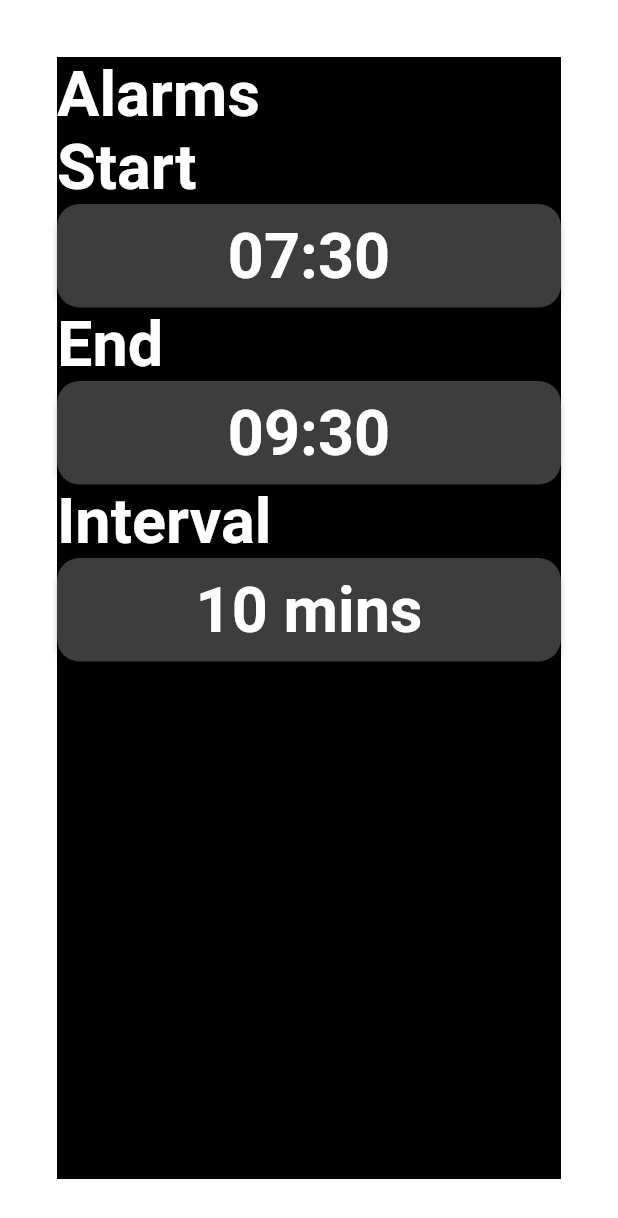
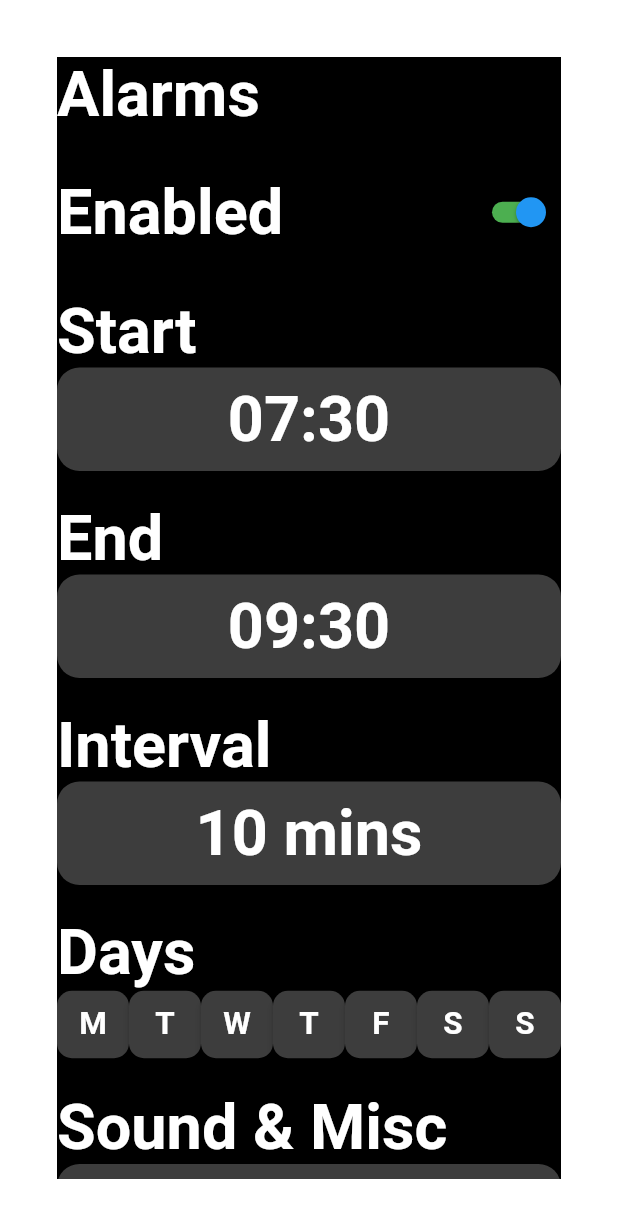
Before and after one commit to 9oelM/alarms-flutter, a Flutter app: the screen it shows after launch, on a phone screen of 412 x 824 dp. Shown: the top 1218 px of the screen. Run offline on Flutter 3.47's test engine with Material 2 defaults, Android fonts, the phone set to English and light mode, and no system bars.

Commit message:
ADD: more layouts, components and pages

```diff
--- a/lib/Components/Multi/ItemWithHeader/index.dart
+++ b/lib/Components/Multi/ItemWithHeader/index.dart
@@ -1,8 +1,8 @@
 import 'package:alarms_flutter/Components/Single/BasicText/index.dart';
 import 'package:flutter/widgets.dart';
 
-class ItemWidthHeader extends StatelessWidget {
-  const ItemWidthHeader(this.data, this.item) : super();
+class ItemWithHeader extends StatelessWidget {
+  const ItemWithHeader(this.data, this.item) : super();
   final String data;
   final Widget item;
   @override
--- /dev/null
+++ b/lib/Components/Multi/SwitchWithHeader/index.dart
@@ -0,0 +1,29 @@
+import 'package:alarms_flutter/Components/Single/BasicText/index.dart';
+import 'package:flutter/material.dart';
+import 'package:flutter/widgets.dart';
+
+class SwitchWithHeader extends StatelessWidget {
+  const SwitchWithHeader(this.data,
+      {@required this.value, @required this.onChanged})
+      : super();
+  final String data;
+  final bool value;
+  final ValueChanged<bool> onChanged;
+
+  @override
+  Widget build(BuildContext context) {
+    return Row(mainAxisAlignment: MainAxisAlignment.spaceBetween, children: [
+      BasicText(data),
+      Material(
+          color: Colors.black,
+          child: Switch(
+            onChanged: onChanged,
+            value: value,
+            activeColor: Colors.blue,
+            activeTrackColor: Colors.green,
+            inactiveThumbColor: Colors.black,
+            inactiveTrackColor: Colors.red,
+          )),
+    ]);
+  }
+}
--- a/lib/Components/Single/BasicText/index.dart
+++ b/lib/Components/Single/BasicText/index.dart
@@ -4,8 +4,9 @@ import 'package:flutter/widgets.dart';
 import 'package:provider/provider.dart';
 
 class BasicText extends StatelessWidget {
-  const BasicText(this.data) : super();
+  const BasicText(this.data, {this.fontSize = 42}) : super();
   final String data;
+  final double fontSize;
 
   @override
   Widget build(BuildContext context) {
@@ -15,7 +16,7 @@ class BasicText extends StatelessWidget {
         textAlign: TextAlign.center,
         maxLines: 1,
         style: TextStyle(
-          fontSize: 42,
+          fontSize: this.fontSize,
           fontWeight: FontWeight.bold,
           color: getColorAtLevel(!darkMode.isDarkMode, ColorLevels.ONE),
           decoration: TextDecoration.none,
--- /dev/null
+++ b/lib/Components/Single/SmallButton/index.dart
@@ -0,0 +1,24 @@
+import 'package:alarms_flutter/Components/Single/BasicText/index.dart';
+import 'package:alarms_flutter/util/colors.dart';
+import 'package:flutter/material.dart';
+import 'package:flutter/widgets.dart';
+
+class SmallButton extends StatelessWidget {
+  const SmallButton(this.data, {@required this.onPressed}) : super();
+  final String data;
+  final GestureTapCallback onPressed;
+  @override
+  Widget build(BuildContext context) {
+    return RawMaterialButton(
+        padding: EdgeInsets.all(10),
+        fillColor: getColorAtLevel(false, ColorLevels.SEVEN),
+        splashColor: getColorAtLevel(false, ColorLevels.SIX),
+        child: BasicText(
+          data,
+          fontSize: 21,
+        ),
+        onPressed: onPressed,
+        shape: RoundedRectangleBorder(
+            borderRadius: new BorderRadius.circular(10)));
+  }
+}
--- /dev/null
+++ b/lib/Components/Single/Spacing/index.dart
@@ -0,0 +1,6 @@
+import 'package:flutter/widgets.dart';
+
+Widget produceVerticalSpacingX(double x) => SizedBox(height: x);
+Widget verticalSpacing30 = produceVerticalSpacingX(30);
+Widget verticalSpacing20 = produceVerticalSpacingX(20);
+Widget verticalSpacing5 = produceVerticalSpacingX(5);
--- /dev/null
+++ b/lib/Providers/AlarmsModel/index.dart
@@ -0,0 +1,10 @@
+import 'package:flutter/widgets.dart';
+
+class DarkModeModel with ChangeNotifier {
+  bool isDarkMode = true;
+
+  void toggleDarkMode() {
+    isDarkMode = !isDarkMode;
+    notifyListeners();
+  }
+}
--- /dev/null
+++ b/lib/Screens/Home/index.dart
@@ -0,0 +1,133 @@
+import 'dart:developer';
+
+import 'package:alarms_flutter/Components/Multi/ItemWithHeader/index.dart';
+import 'package:alarms_flutter/Components/Multi/SwitchWithHeader/index.dart';
+import 'package:alarms_flutter/Components/Single/BasicButton/index.dart';
+import 'package:alarms_flutter/Components/Single/BasicText/index.dart';
+import 'package:alarms_flutter/Components/Single/SmallButton/index.dart';
+import 'package:alarms_flutter/Components/Single/Spacing/index.dart';
+import 'package:alarms_flutter/Layouts/GeneralBackground/index.dart';
+import 'package:alarms_flutter/constants/routes.dart';
+import 'package:flutter/widgets.dart';
+
+class Home extends StatelessWidget {
+  const Home() : super();
+
+  @override
+  Widget build(BuildContext context) {
+    return GestureDetector(
+        onHorizontalDragUpdate: (details) {
+          if (details.primaryDelta < 0) Navigator.of(context).pushNamed(SOUND);
+        },
+        child: GeneralBackground(children: <Widget>[
+          Center(
+              child: Row(children: [
+            Expanded(
+                flex: 1,
+                child: ListView(children: [
+                  Column(children: [
+                    Container(
+                        alignment: Alignment.centerLeft,
+                        child: BasicText('Alarms')),
+                    verticalSpacing30,
+                    SwitchWithHeader(
+                      'Enabled',
+                      onChanged: (_) => {},
+                      value: true,
+                    ),
+                    verticalSpacing30,
+                    ...[
+                      {
+                        "headerText": 'Start',
+                        "itemText": '07:30',
+                        "onItemPressed": () => log('adf'),
+                      },
+                      {
+                        "headerText": "End",
+                        "itemText": '09:30',
+                        "onItemPressed": () => log('adsf'),
+                      },
+                      {
+                        "headerText": "Interval",
+                        "itemText": '10 mins',
+                        "onItemPressed": () => log('adsf'),
+                      }
+                    ].map((item) => Column(children: [
+                          ItemWithHeader(
+                              item['headerText'],
+                              BasicButton(
+                                item['itemText'],
+                                onPressed: item['onItemPressed'],
+                              )),
+                          verticalSpacing20,
+                        ])),
+                    ItemWithHeader(
+                        'Days',
+                        Row(
+                          mainAxisAlignment: MainAxisAlignment.spaceBetween,
+                          children: [
+                            Expanded(
+                                child: SmallButton(
+                              'M',
+                              onPressed: () {
+                                log('sadf');
+                              },
+                            )),
+                            Expanded(
+                                child: SmallButton(
+                              'T',
+                              onPressed: () {
+                                log('sadf');
+                              },
+                            )),
+                            Expanded(
+                                child: SmallButton(
+                              'W',
+                              onPressed: () {
+                                log('sadf');
+                              },
+                            )),
+                            Expanded(
+                                child: SmallButton(
+                              'T',
+                              onPressed: () {
+                                log('sadf');
+                              },
+                            )),
+                            Expanded(
+                                child: SmallButton(
+                              'F',
+                              onPressed: () {
+                                log('sadf');
+                              },
+                            )),
+                            Expanded(
+                                child: SmallButton(
+                              'S',
+                              onPressed: () {
+                                log('sadf');
+                              },
+                            )),
+                            Expanded(
+                                child: SmallButton(
+                              'S',
+                              onPressed: () {
+                                log('sadf');
+                              },
+                            )),
+                          ],
+                        )),
+                    verticalSpacing20,
+                    ItemWithHeader(
+                        'Sound & Misc',
+                        BasicButton(
+                          'Configure',
+                          onPressed: () =>
+                              Navigator.of(context).pushNamed(SOUND),
+                        ))
+                  ])
+                ]))
+          ]))
+        ]));
+  }
+}
--- /dev/null
+++ b/lib/Screens/Sound/index.dart
@@ -0,0 +1,48 @@
+import 'dart:developer';
+
+import 'package:alarms_flutter/Components/Multi/ItemWithHeader/index.dart';
+import 'package:alarms_flutter/Components/Single/BasicButton/index.dart';
+import 'package:alarms_flutter/Components/Single/BasicText/index.dart';
+import 'package:alarms_flutter/Components/Single/Spacing/index.dart';
+import 'package:alarms_flutter/Layouts/GeneralBackground/index.dart';
+import 'package:alarms_flutter/constants/routes.dart';
+import 'package:alarms_flutter/constants/sounds.dart';
+import 'package:flutter/widgets.dart';
+
+class Sound extends StatelessWidget {
+  const Sound() : super();
+
+  @override
+  Widget build(BuildContext context) {
+    return GestureDetector(
+        onHorizontalDragUpdate: (details) {
+          if (details.primaryDelta > 0) Navigator.of(context).pushNamed(HOME);
+        },
+        child: GeneralBackground(children: <Widget>[
+          Container(
+              child: Column(
+            children: [
+              Container(
+                  alignment: Alignment.centerLeft,
+                  child: BasicText('Sound & Misc')),
+              verticalSpacing30,
+              ...SOUNDS
+                  .asMap()
+                  .entries
+                  .map((soundItemEntry) => Column(children: [
+                        BasicButton(
+                          soundItemEntry.value,
+                          onPressed: () {
+                            log(soundItemEntry.value);
+                          },
+                        ),
+                        soundItemEntry.key != SOUNDS.length - 1
+                            ? verticalSpacing5
+                            : SizedBox.shrink(),
+                      ])),
+              verticalSpacing20,
+            ],
+          ))
+        ]));
+  }
+}
--- /dev/null
+++ b/lib/constants/routes.dart
@@ -0,0 +1,4 @@
+library routes;
+
+const String HOME = '/';
+const String SOUND = '/sound';
--- /dev/null
+++ b/lib/constants/sounds.dart
@@ -0,0 +1,3 @@
+library sounds;
+
+const List<String> SOUNDS = ['Blink', 'Brass', 'Blazor', 'None'];
--- a/lib/main.dart
+++ b/lib/main.dart
@@ -1,20 +1,40 @@
-import 'dart:developer';
-
-import 'package:alarms_flutter/Components/Multi/ItemWithHeader/index.dart';
-import 'package:alarms_flutter/Layouts/GeneralBackground/index.dart';
 import 'package:alarms_flutter/Providers/DarkModeModel/index.dart';
+import 'package:alarms_flutter/Screens/Home/index.dart';
+import 'package:alarms_flutter/constants/routes.dart';
+import 'package:alarms_flutter/util/opacityTransitionBuilder.dart';
 import 'package:flutter/material.dart';
 import 'package:provider/provider.dart';
 
-import 'Components/Single/BasicButton/index.dart';
-import 'Components/Single/BasicText/index.dart';
+import 'Screens/Sound/index.dart';
 
 void main() {
   runApp(AlarmsApp());
 }
 
 class AlarmsApp extends StatelessWidget {
-  // This widget is the root of your application.
+  Route generate(RouteSettings settings) {
+    switch (settings.name) {
+      case HOME:
+        return new PageRouteBuilder(
+          pageBuilder: (BuildContext context, Animation<double> animation,
+              Animation<double> secondaryAnimation) {
+            return Home();
+          },
+          transitionsBuilder: opacityTransitionBuilder,
+        );
+      case SOUND:
+        return new PageRouteBuilder(
+          pageBuilder: (BuildContext context, Animation<double> animation,
+              Animation<double> secondaryAnimation) {
+            return Sound();
+          },
+          transitionsBuilder: opacityTransitionBuilder,
+        );
+      default:
+        throw Error();
+    }
+  }
+
   @override
   Widget build(BuildContext context) {
     return MultiProvider(
@@ -22,42 +42,9 @@ class AlarmsApp extends StatelessWidget {
         ChangeNotifierProvider(create: (context) => DarkModeModel()),
       ],
       child: WidgetsApp(
-          builder: (context, widget) {
-            return GeneralBackground(children: <Widget>[
-              Center(
-                  child: Row(children: [
-                Expanded(
-                    flex: 1,
-                    child: Column(children: [
-                      Container(
-                          alignment: Alignment.centerLeft,
-                          child: BasicText('Alarms')),
-                      ...[
-                        {
-                          "headerText": 'Start',
-                          "itemText": '07:30',
-                          "onItemPressed": () => log('adf'),
-                        },
-                        {
-                          "headerText": "End",
-                          "itemText": '09:30',
-                          "onItemPressed": () => log('adsf'),
-                        },
-                        {
-                          "headerText": "Interval",
-                          "itemText": '10 mins',
-                          "onItemPressed": () => log('adsf'),
-                        }
-                      ].map((item) => ItemWidthHeader(
-                          item['headerText'],
-                          BasicButton(
-                            item['itemText'],
-                            onPressed: item['onItemPressed'],
-                          )))
-                    ]))
-              ]))
-            ]);
-          },
+          onGenerateRoute: generate,
+          // onUnknownRoute: unKnownRoute,
+          initialRoute: HOME,
           color: Colors.black),
     );
   }
--- a/lib/util/colors.dart
+++ b/lib/util/colors.dart
@@ -1,6 +1,4 @@
 library colors;
-
-import 'dart:developer';
 
 import 'package:flutter/material.dart';
 import 'package:flutter/widgets.dart';
--- /dev/null
+++ b/lib/util/opacityTransitionBuilder.dart
@@ -0,0 +1,12 @@
+import 'package:flutter/widgets.dart';
+
+Widget opacityTransitionBuilder(BuildContext context,
+    Animation<double> animation, Animation<double> second, Widget child) {
+  return new FadeTransition(
+    opacity: animation,
+    child: new FadeTransition(
+      opacity: new Tween<double>(begin: 1.0, end: 0.0).animate(second),
+      child: child,
+    ),
+  );
+}
--- a/pubspec.yaml
+++ b/pubspec.yaml
@@ -29,6 +29,7 @@ dependencies:
   cupertino_icons: ^0.1.3
 
   provider: ^4.0.1
+  shared_preferences: ^0.5.10
 
 dev_dependencies:
   flutter_test:
```
Also changed, not shown: pubspec.lock, 3 other files.
